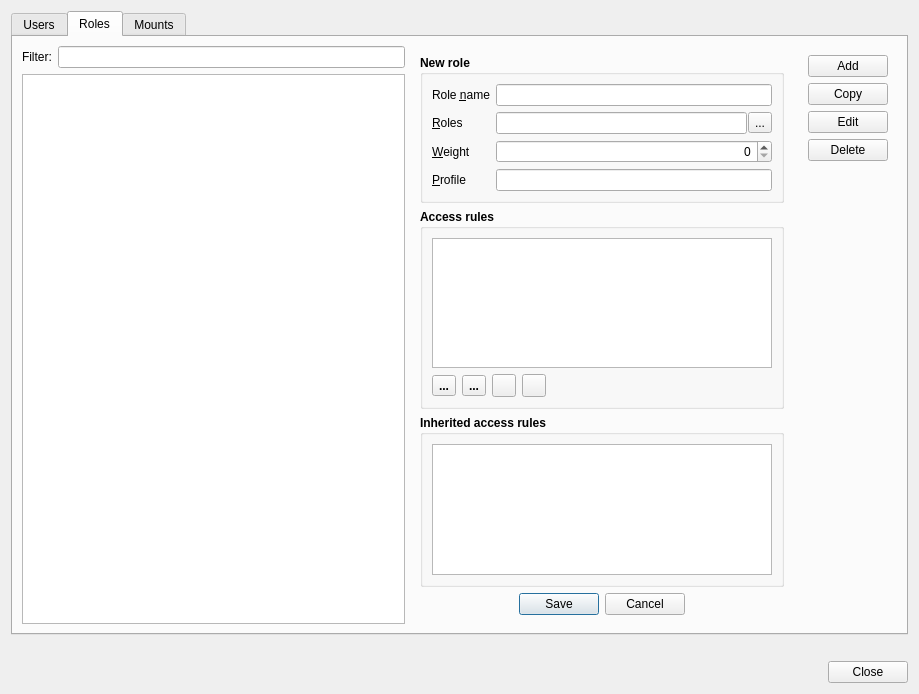
First picture: the form in shvspy/src/dlgsettings.ui, repository silicon-heaven/shvspy, before the edit.
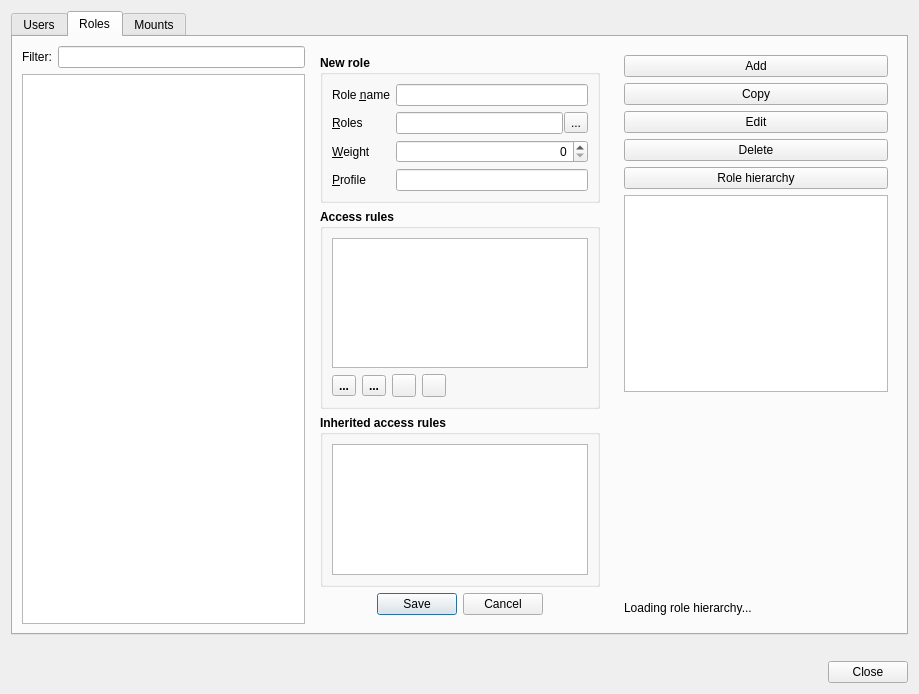
Second picture: the form after the edit. The open tabs and pages were chosen to show the change. Icons and pictures are not drawn.

Commit message: add role hierarchy

What changed in the file:
```diff
--- a/shvspy/src/dlgsettings.ui
+++ b/shvspy/src/dlgsettings.ui
@@ -691,7 +691,7 @@
          </item>
          <item>
           <widget class="QWidget" name="roleControlsWidget" native="true">
-           <layout class="QVBoxLayout" name="verticalLayout_3">
+           <layout class="QVBoxLayout" name="verticalLayout_16">
             <item>
              <widget class="QPushButton" name="pbAddRole">
               <property name="font">
@@ -731,17 +731,48 @@
              </widget>
             </item>
             <item>
-             <spacer name="verticalSpacer_2">
-              <property name="orientation">
-               <enum>Qt::Orientation::Vertical</enum>
+             <widget class="QPushButton" name="pbRoleHierarchy">
+              <property name="text">
+               <string>Role hierarchy</string>
               </property>
-              <property name="sizeHint" stdset="0">
-               <size>
-                <width>20</width>
-                <height>473</height>
-               </size>
+             </widget>
+            </item>
+            <item>
+             <layout class="QVBoxLayout" name="verticalLayout_3">
+              <property name="spacing">
+               <number>0</number>
               </property>
-             </spacer>
+              <item>
+               <widget class="QTreeView" name="tvRoleHierarchy">
+                <property name="alternatingRowColors">
+                 <bool>true</bool>
+                </property>
+                <property name="rootIsDecorated">
+                 <bool>false</bool>
+                </property>
+                <property name="uniformRowHeights">
+                 <bool>true</bool>
+                </property>
+               </widget>
+              </item>
+             </layout>
+            </item>
+            <item>
+             <widget class="QWidget" name="wRoleHierarchySpacer" native="true">
+              <property name="sizePolicy">
+               <sizepolicy hsizetype="Preferred" vsizetype="Expanding">
+                <horstretch>0</horstretch>
+                <verstretch>0</verstretch>
+               </sizepolicy>
+              </property>
+             </widget>
+            </item>
+            <item>
+             <widget class="QLabel" name="lblRoleHierarchyStatus">
+              <property name="text">
+               <string notr="true">Loading role hierarchy...</string>
+              </property>
+             </widget>
             </item>
            </layout>
           </widget>
```
The commit also changes 9 other files.
